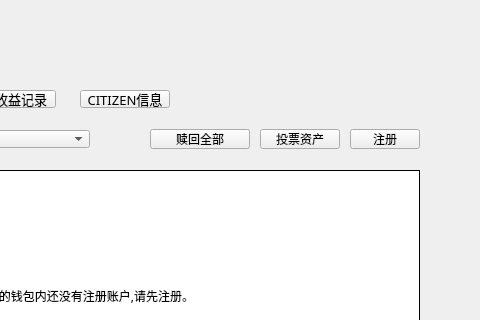
Qt form LNKWallet/miner/minerpage.ui (HcashOrg/hx-indicator) before a commit; both pictures show x 290 to 770 and y 0 to 320 of the 770 by 510 pixel window.
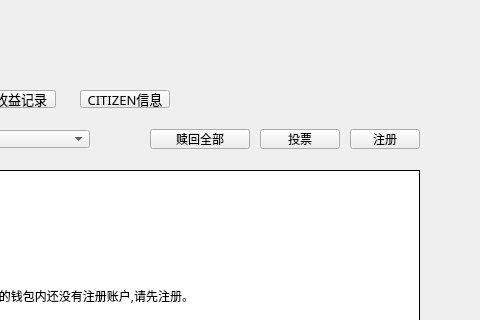
The same form after that commit. The open tabs and pages were chosen to show the change.

```diff
--- a/LNKWallet/miner/minerpage.ui
+++ b/LNKWallet/miner/minerpage.ui
@@ -99,7 +99,7 @@
     <string notr="true"/>
    </property>
    <property name="text">
-    <string>投票资产</string>
+    <string>投票</string>
    </property>
   </widget>
   <widget class="QStackedWidget" name="stackedWidget">
```
Left out of the diff: 4 changed lines with no effect on the pictures.
